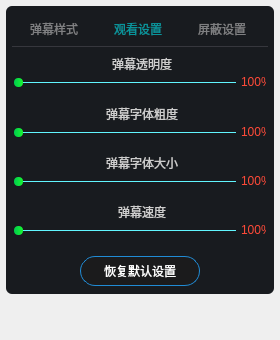
Old version of the form VideoPlayer/videomodels/DanmuSetting.ui in the repository huizhang556/pc-video-player.
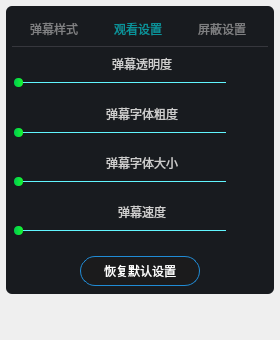
New version of the form. Icons and pictures are not drawn.

Patch:
```diff
--- a/VideoPlayer/videomodels/DanmuSetting.ui
+++ b/VideoPlayer/videomodels/DanmuSetting.ui
@@ -830,13 +830,13 @@
                     <widget class="QLabel" name="label_trans">
                      <property name="minimumSize">
                       <size>
-                       <width>30</width>
+                       <width>40</width>
                        <height>0</height>
                       </size>
                      </property>
                      <property name="maximumSize">
                       <size>
-                       <width>30</width>
+                       <width>40</width>
                        <height>16777215</height>
                       </size>
                      </property>
@@ -848,7 +848,7 @@
 }</string>
                      </property>
                      <property name="text">
-                      <string>100%</string>
+                      <string/>
                      </property>
                     </widget>
                    </item>
@@ -1008,13 +1008,13 @@
                     <widget class="QLabel" name="label_fontWeight">
                      <property name="minimumSize">
                       <size>
-                       <width>30</width>
+                       <width>40</width>
                        <height>0</height>
                       </size>
                      </property>
                      <property name="maximumSize">
                       <size>
-                       <width>30</width>
+                       <width>40</width>
                        <height>16777215</height>
                       </size>
                      </property>
@@ -1026,7 +1026,7 @@
 }</string>
                      </property>
                      <property name="text">
-                      <string>100%</string>
+                      <string/>
                      </property>
                     </widget>
                    </item>
@@ -1186,13 +1186,13 @@
                     <widget class="QLabel" name="label_fontSize">
                      <property name="minimumSize">
                       <size>
-                       <width>30</width>
+                       <width>40</width>
                        <height>0</height>
                       </size>
                      </property>
                      <property name="maximumSize">
                       <size>
-                       <width>30</width>
+                       <width>40</width>
                        <height>16777215</height>
                       </size>
                      </property>
@@ -1204,7 +1204,7 @@
 }</string>
                      </property>
                      <property name="text">
-                      <string>100%</string>
+                      <string/>
                      </property>
                     </widget>
                    </item>
@@ -1364,13 +1364,13 @@
                     <widget class="QLabel" name="label_speed">
                      <property name="minimumSize">
                       <size>
-                       <width>30</width>
+                       <width>40</width>
                        <height>0</height>
                       </size>
                      </property>
                      <property name="maximumSize">
                       <size>
-                       <width>30</width>
+                       <width>40</width>
                        <height>16777215</height>
                       </size>
                      </property>
@@ -1382,7 +1382,7 @@
 }</string>
                      </property>
                      <property name="text">
-                      <string>100%</string>
+                      <string/>
                      </property>
                     </widget>
                    </item>
```
